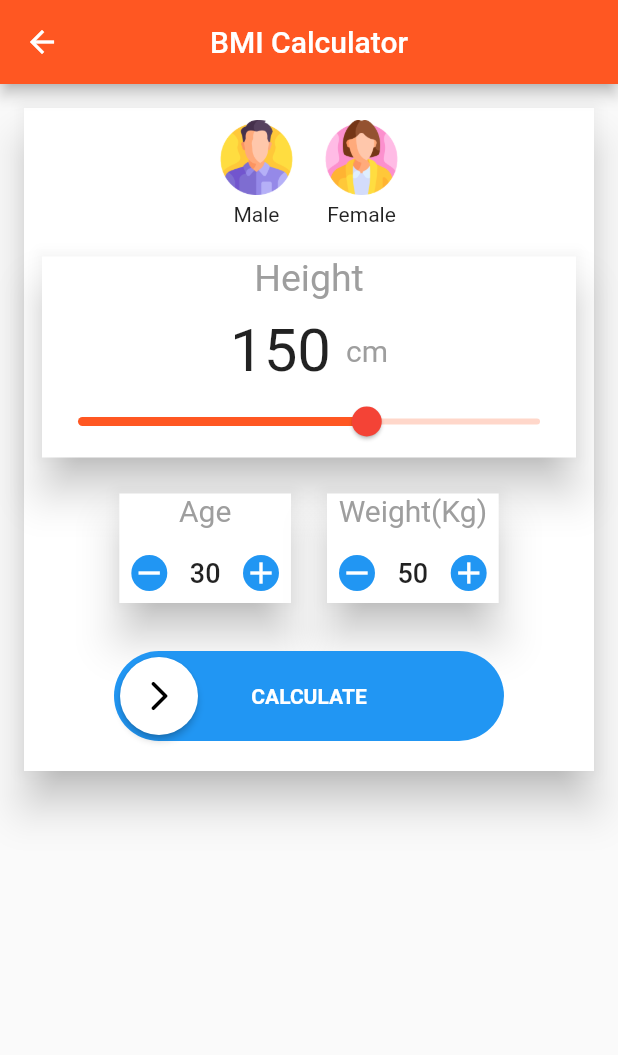
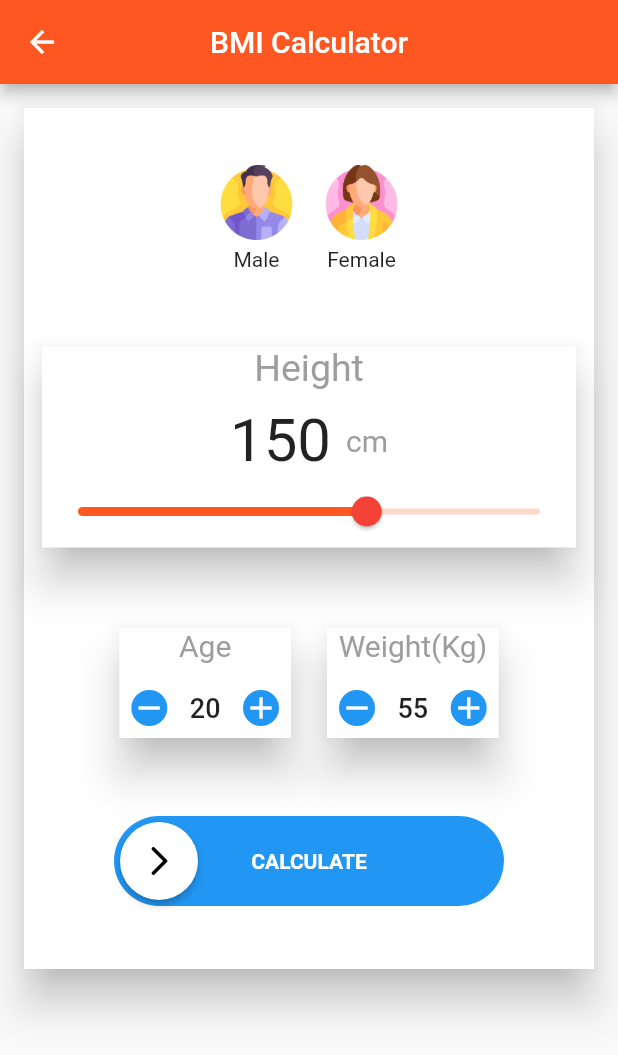
Before and after one commit to marufahmedofficial/MediTech_project_UITS, a Flutter app: the screen it shows after launch, after a tap on "BMI Calculator", on a phone screen of 412 x 824 dp. Shown: the top 1055 px of the screen. Run offline on Flutter 3.47's test engine with Material 2 defaults, Android fonts, the phone set to English and light mode, and no system bars; drawn by our look-alikes of swipeable_button_view; our stand-ins replace page_transition, share_plus; missing offline and left inert: flutter_3d_choice_chip, pretty_gauge, slide_digital_clock.

Commit message:
bmi calculator modified

```diff
--- a/lib/pages/bmi/age_weight_widget.dart
+++ b/lib/pages/bmi/age_weight_widget.dart
@@ -21,10 +21,10 @@ class AgeWeightWidget extends StatefulWidget {
       : super(key: key);
 
   @override
-  _AgeWeightWidgetState createState() => _AgeWeightWidgetState();
+  AgeWeightWidgetState createState() => AgeWeightWidgetState();
 }
 
-class _AgeWeightWidgetState extends State<AgeWeightWidget> {
+class AgeWeightWidgetState extends State<AgeWeightWidget> {
   int counter = 0;
 
   @override
--- a/lib/pages/bmi/gender_widget.dart
+++ b/lib/pages/bmi/gender_widget.dart
@@ -7,10 +7,10 @@ class GenderWidget extends StatefulWidget {
   const GenderWidget({Key? key, required this.onChange}) : super(key: key);
 
   @override
-  _GenderWidgetState createState() => _GenderWidgetState();
+  GenderWidgetState createState() => GenderWidgetState();
 }
 
-class _GenderWidgetState extends State<GenderWidget> {
+class GenderWidgetState extends State<GenderWidget> {
   int _gender = 0;
 
   final ChoiceChip3DStyle selectedStyle = ChoiceChip3DStyle(
--- a/lib/pages/bmi/height_widget.dart
+++ b/lib/pages/bmi/height_widget.dart
@@ -6,10 +6,10 @@ class HeightWidget extends StatefulWidget {
   const HeightWidget({Key? key, required this.onChange}) : super(key: key);
 
   @override
-  _HeightWidgetState createState() => _HeightWidgetState();
+  HeightWidgetState createState() => HeightWidgetState();
 }
 
-class _HeightWidgetState extends State<HeightWidget> {
+class HeightWidgetState extends State<HeightWidget> {
   int _height = 150;
 
   @override
--- a/lib/pages/bmi/home_screen.dart
+++ b/lib/pages/bmi/home_screen.dart
@@ -8,14 +8,14 @@ import 'gender_widget.dart';
 import 'height_widget.dart';
 import 'score_screen.dart';
 
-class HomeScreen extends StatefulWidget {
-  const HomeScreen({Key? key}) : super(key: key);
+class HomeScreenBMI extends StatefulWidget {
+  const HomeScreenBMI({Key? key}) : super(key: key);
 
   @override
-  _HomeScreenState createState() => _HomeScreenState();
+  HomeScreenBMIState createState() => HomeScreenBMIState();
 }
 
-class _HomeScreenState extends State<HomeScreen> {
+class HomeScreenBMIState extends State<HomeScreenBMI> {
   int _gender = 0;
   int _height = 150;
   int _age = 30;
@@ -36,20 +36,28 @@ class _HomeScreenState extends State<HomeScreen> {
             child: Card(
               elevation: 12,
               shape: const RoundedRectangleBorder(),
+              child: Expanded(
                 child: Column(
                   children: [
                     //Lets create widget for gender selection
-                  GenderWidget(
+                    Padding(
+                      padding: const EdgeInsets.symmetric(
+                          vertical: 30),
+                      child: GenderWidget(
                         onChange: (genderVal) {
                           _gender = genderVal;
                         },
+                      ),
                     ),
                     HeightWidget(
                       onChange: (heightVal) {
                         _height = heightVal;
                       },
                     ),
-                  Row(
+                    Padding(
+                      padding: const EdgeInsets.symmetric(
+                          vertical: 30),
+                      child: Row(
                         mainAxisAlignment: MainAxisAlignment.center,
                         children: [
                           AgeWeightWidget(
@@ -57,7 +65,7 @@ class _HomeScreenState extends State<HomeScreen> {
                                 _age = ageVal;
                               },
                               title: "Age",
-                          initValue: 30,
+                              initValue: 20,
                               min: 0,
                               max: 100),
                           AgeWeightWidget(
@@ -65,14 +73,15 @@ class _HomeScreenState extends State<HomeScreen> {
                                 _weight = weightVal;
                               },
                               title: "Weight(Kg)",
-                          initValue: 50,
+                              initValue: 55,
                               min: 0,
                               max: 200)
                         ],
                       ),
+                    ),
                     Padding(
                       padding: const EdgeInsets.symmetric(
-                        vertical: 20, horizontal: 60),
+                          vertical: 10, horizontal: 60),
                       child: SwipeableButtonView(
                           isFinished: _isFinished,
                           onFinish: () async {
@@ -93,7 +102,7 @@ class _HomeScreenState extends State<HomeScreen> {
                             //Calculate BMI here
                             calculateBmi();
 
-                          Future.delayed(Duration(seconds: 1), () {
+                            Future.delayed(const Duration(seconds: 1), () {
                               setState(() {
                                 _isFinished = true;
                               });
@@ -105,8 +114,11 @@ class _HomeScreenState extends State<HomeScreen> {
                             color: Colors.black,
                           ),
                           buttonText: "CALCULATE"),
-                  )
+                    ),
+                    const Padding(  padding: EdgeInsets.symmetric(
+                        vertical: 16)),
                   ],
+                ),
               ),
             ),
           ),
--- a/lib/pages/homepage.dart
+++ b/lib/pages/homepage.dart
@@ -355,7 +355,7 @@ class _HomePageState extends State<HomePage> {
             InkWell(
               onTap: () {
                 Navigator.push(
-                    context, MaterialPageRoute(builder: (context) => HomeScreen()));
+                    context, MaterialPageRoute(builder: (context) => HomeScreenBMI()));
               },
               mouseCursor: MouseCursor.defer,
               splashColor: Colors.red.shade100,
```
Also changed, not shown: lib/pages/bmi/score_screen.dart (+37 -12 lines). Lines whose indentation alone changed are shown as unchanged.
